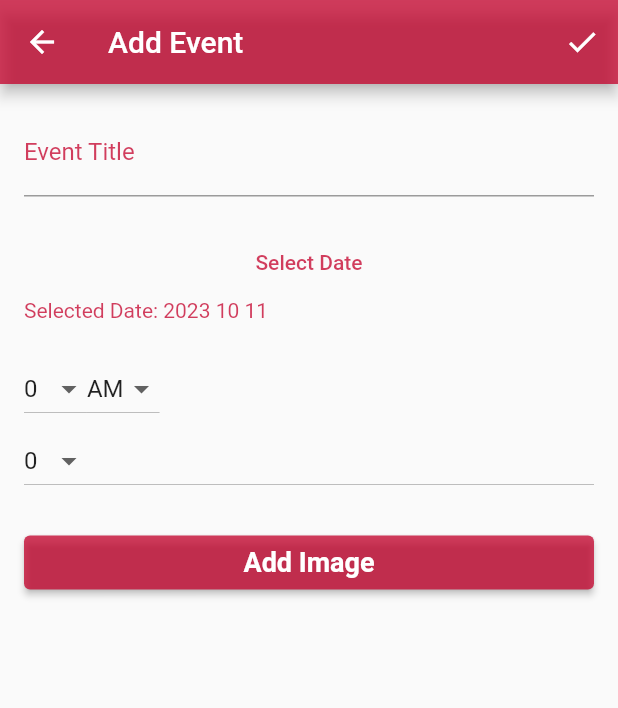
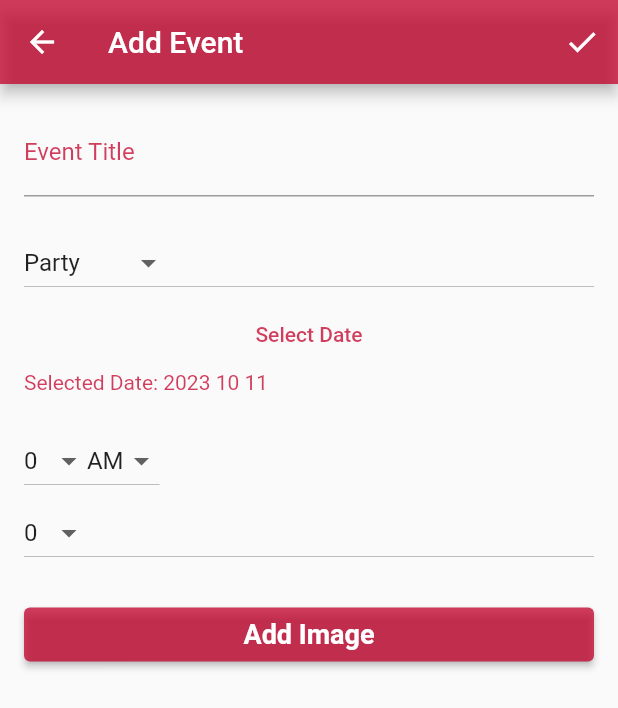
Before and after one commit to aminerhayem123/Events-Flutter, a Flutter app: the AddEventPage screen opened directly, on a phone screen of 412 x 824 dp. Shown: the top 708 px of the screen. Run offline on Flutter 3.47's test engine with Material 2 defaults, Android fonts, the phone set to English and light mode, and no system bars; our stand-ins replace cloud_firestore, firebase_auth, firebase_core, firebase_storage, image_picker; accounts and stored records are empty; network calls fail.

Commit message:
ownerevent_canaddcategorie

```diff
--- a/lib/features/user_auth/presentation/pages/home_page.dart
+++ b/lib/features/user_auth/presentation/pages/home_page.dart
@@ -558,6 +558,7 @@ class _AddEventPageState extends State<AddEventPage> {
   bool _isAM = true;
   List<Uint8List> _imageBytes = [];
   final picker = ImagePicker(); // Define the ImagePicker here
+  String _selectedCategory = 'Party'; // Default category selection
 
   @override
   Widget build(BuildContext context) {
@@ -597,6 +598,20 @@ class _AddEventPageState extends State<AddEventPage> {
               ),
             ),
             SizedBox(height: 20),
+            DropdownButton<String>(
+              value: _selectedCategory,
+              onChanged: (String? newValue) {
+                setState(() {
+                  _selectedCategory = newValue ?? 'Party';
+                });
+              },
+              items: ['Party', 'Education', 'Music'].map((value) {
+                return DropdownMenuItem<String>(
+                  value: value,
+                  child: Text(value),
+                );
+              }).toList(),
+            ),
             TextButton(
               onPressed: () async {
                 final selectedDate = await showDatePicker(
@@ -745,6 +760,7 @@ class _AddEventPageState extends State<AddEventPage> {
         'EventImage': imageUrl, // Store the image URL
         'ownerId':
             FirebaseAuth.instance.currentUser?.uid, // Set the event owner's ID
+        'category': _selectedCategory, // Set the selected category
       };
 
       // Save event details to Firestore
```
